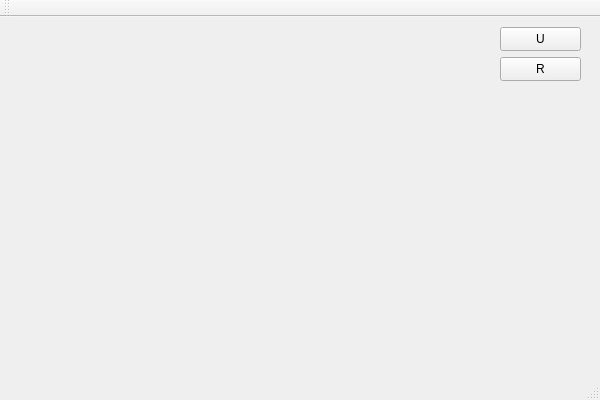
This is QtWidgetsApplication1/QtWidgetsApplication1.ui in gaobaige63-bot/QtWidgetsApplication1 as Qt 5 draws it before an edit. The edited form follows.
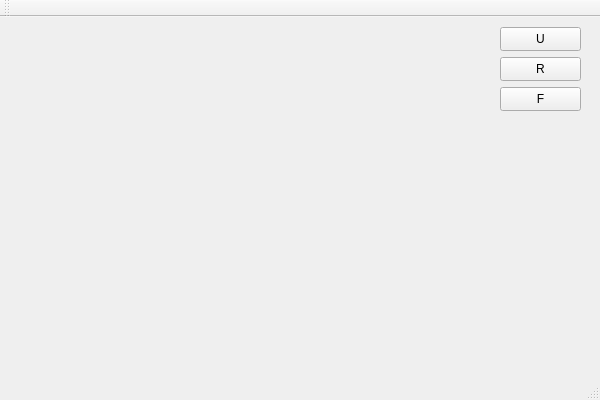
This is the edited form.

Patch:
```diff
--- a/QtWidgetsApplication1/QtWidgetsApplication1.ui
+++ b/QtWidgetsApplication1/QtWidgetsApplication1.ui
@@ -43,6 +43,19 @@
      <string>R</string>
     </property>
    </widget>
+   <widget class="QPushButton" name="btnF">
+    <property name="geometry">
+     <rect>
+      <x>500</x>
+      <y>70</y>
+      <width>81</width>
+      <height>24</height>
+     </rect>
+    </property>
+    <property name="text">
+     <string>F</string>
+    </property>
+   </widget>
   </widget>
   <widget class="QMenuBar" name="menuBar">
    <property name="geometry">
```
